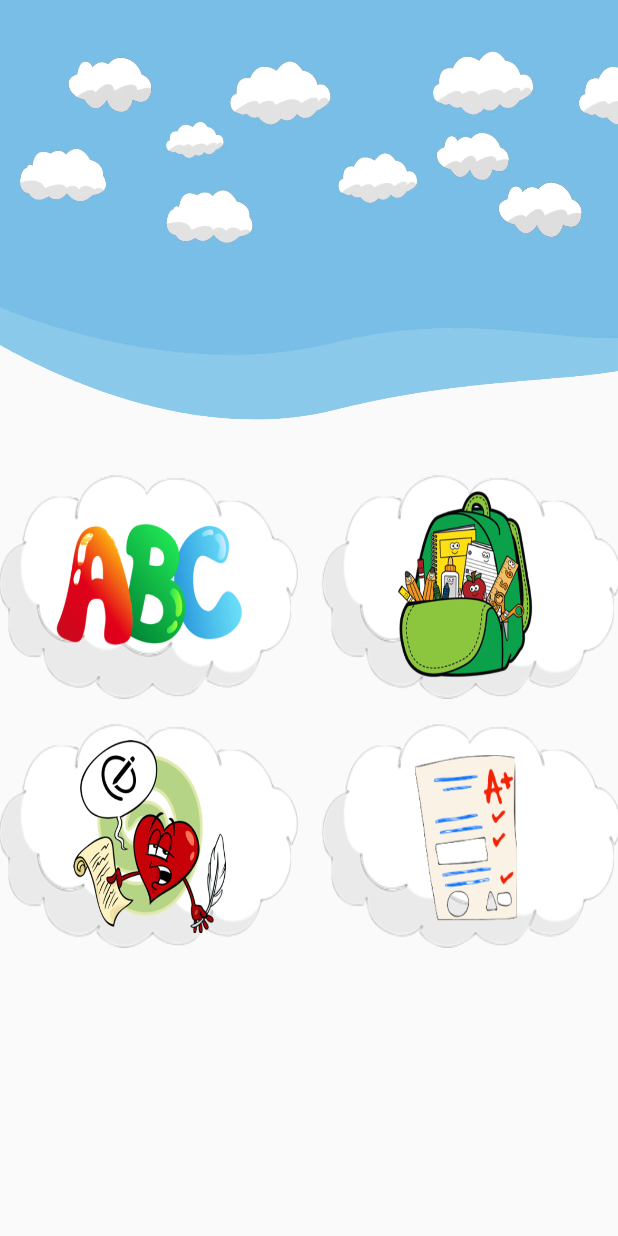
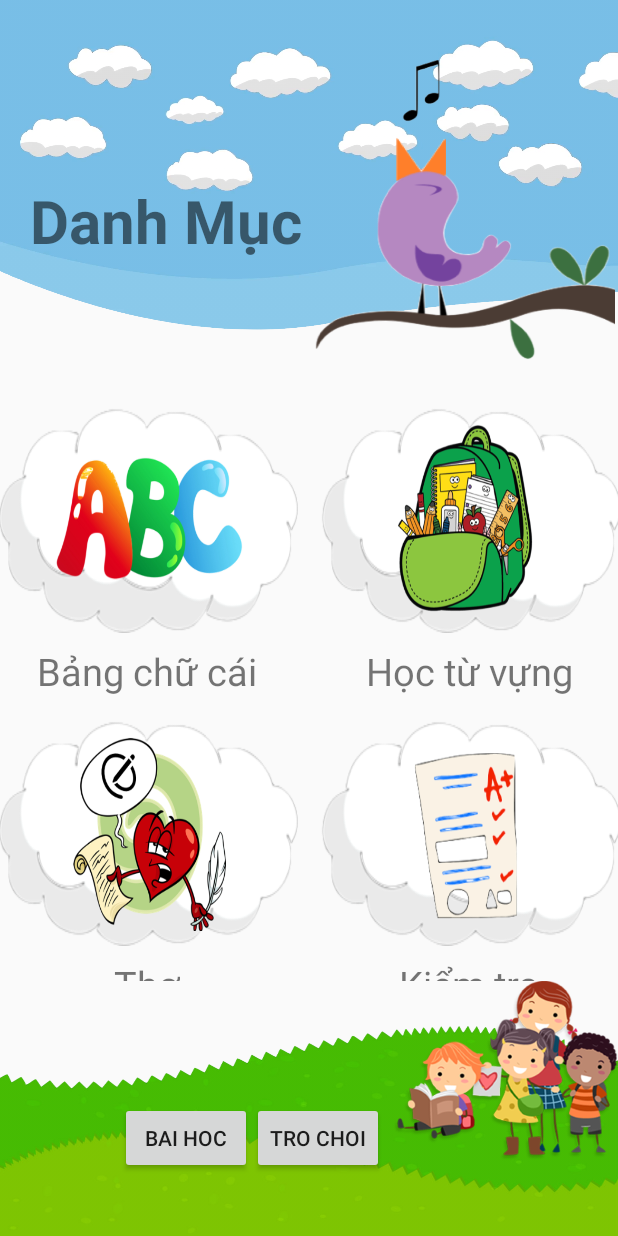
Before and after one commit to hhoang168/MTiengViet1-PRM-Project, an Android app: the screen it shows after launch (MainActivity), on a phone screen of 412 x 824 dp. Run offline under Robolectric (Android 15) with nearby library versions, the phone set to English and light mode, and no system bars.

Commit message:
Fix home screen

```diff
--- a/app/src/main/res/layout/activity_main.xml
+++ b/app/src/main/res/layout/activity_main.xml
@@ -5,6 +5,58 @@
     android:layout_width="match_parent"
     android:layout_height="match_parent"
     tools:context=".MainActivity">
+
+    <androidx.constraintlayout.widget.ConstraintLayout
+        android:id="@+id/layoutContent"
+        android:layout_width="wrap_content"
+        android:layout_height="0dp"
+        app:layout_constraintBottom_toTopOf="@+id/bottomBar"
+        app:layout_constraintStart_toStartOf="parent"
+        app:layout_constraintTop_toTopOf="parent">
+
+        <TextView
+            android:id="@+id/lblChucai"
+            android:layout_width="wrap_content"
+            android:layout_height="wrap_content"
+            android:layout_marginTop="8dp"
+            android:text="Bảng chữ cái"
+            android:textSize="25sp"
+            app:layout_constraintEnd_toEndOf="@+id/imgChucai"
+            app:layout_constraintStart_toStartOf="@+id/imgChucai"
+            app:layout_constraintTop_toBottomOf="@+id/imgChucai" />
+
+        <TextView
+            android:id="@+id/lblTuvung"
+            android:layout_width="wrap_content"
+            android:layout_height="wrap_content"
+            android:layout_marginTop="8dp"
+            android:text="Học từ vựng"
+            android:textSize="25sp"
+            app:layout_constraintEnd_toEndOf="parent"
+            app:layout_constraintStart_toStartOf="@+id/imgTuvung"
+            app:layout_constraintTop_toBottomOf="@+id/imgTuvung" />
+
+        <TextView
+            android:id="@+id/lblTho"
+            android:layout_width="wrap_content"
+            android:layout_height="wrap_content"
+            android:layout_marginTop="8dp"
+            android:text="Thơ"
+            android:textSize="25sp"
+            app:layout_constraintEnd_toEndOf="@+id/imgTho"
+            app:layout_constraintStart_toStartOf="@+id/imgTho"
+            app:layout_constraintTop_toBottomOf="@+id/imgTho" />
+
+        <TextView
+            android:id="@+id/lblKiemtra"
+            android:layout_width="wrap_content"
+            android:layout_height="wrap_content"
+            android:layout_marginTop="8dp"
+            android:text="Kiểm tra"
+            android:textSize="25sp"
+            app:layout_constraintEnd_toEndOf="parent"
+            app:layout_constraintStart_toStartOf="@+id/imgKiemtra"
+            app:layout_constraintTop_toBottomOf="@+id/imgKiemtra" />
 
         <ImageView
             android:id="@+id/imgKiemtra"
@@ -15,7 +67,7 @@
             app:layout_constraintEnd_toEndOf="parent"
             app:layout_constraintHorizontal_bias="0.5"
             app:layout_constraintStart_toEndOf="@+id/imgTho"
-        app:layout_constraintTop_toBottomOf="@+id/imgTuvung"
+            app:layout_constraintTop_toBottomOf="@+id/lblTuvung"
             app:srcCompat="@drawable/btn_kiemtra" />
 
         <ImageView
@@ -28,19 +80,19 @@
             app:layout_constraintEnd_toStartOf="@+id/imgKiemtra"
             app:layout_constraintHorizontal_bias="0.5"
             app:layout_constraintStart_toStartOf="parent"
-        app:layout_constraintTop_toBottomOf="@+id/imgChucai"
+            app:layout_constraintTop_toBottomOf="@+id/lblChucai"
             app:srcCompat="@drawable/btn_tho" />
 
         <ImageView
             android:id="@+id/imgChucai"
             android:layout_width="200dp"
             android:layout_height="150dp"
-        android:layout_marginTop="16dp"
+            android:layout_marginTop="32dp"
             android:scaleType="fitXY"
             app:layout_constraintEnd_toStartOf="@+id/imgTuvung"
             app:layout_constraintHorizontal_bias="0.5"
             app:layout_constraintStart_toStartOf="parent"
-        app:layout_constraintTop_toBottomOf="@+id/imageView"
+            app:layout_constraintTop_toBottomOf="@+id/frameHead"
             app:srcCompat="@drawable/btn_chucai" />
 
         <ImageView
@@ -48,22 +100,98 @@
             android:layout_width="200dp"
             android:layout_height="150dp"
             android:layout_marginStart="16dp"
-        android:layout_marginTop="16dp"
+            android:layout_marginTop="32dp"
             android:scaleType="fitXY"
             app:layout_constraintEnd_toEndOf="parent"
             app:layout_constraintHorizontal_bias="0.5"
             app:layout_constraintStart_toEndOf="@+id/imgChucai"
-        app:layout_constraintTop_toBottomOf="@+id/imageView"
+            app:layout_constraintTop_toBottomOf="@+id/frameHead"
             app:srcCompat="@drawable/btn_tuvung" />
 
+
+        <FrameLayout
+            android:id="@+id/frameHead"
+            android:layout_width="match_parent"
+            android:layout_height="wrap_content"
+            app:layout_constraintStart_toStartOf="parent"
+            app:layout_constraintTop_toTopOf="parent">
+
             <ImageView
-        android:id="@+id/imageView"
+                android:id="@+id/imgSky"
                 android:layout_width="wrap_content"
-        android:layout_height="300dp"
+                android:layout_height="220dp"
                 android:scaleType="fitXY"
-        app:layout_constraintEnd_toEndOf="parent"
-        app:layout_constraintStart_toStartOf="parent"
-        app:layout_constraintTop_toTopOf="parent"
-        app:srcCompat="@drawable/head" />
+                app:srcCompat="@drawable/cloud" />
+
+            <ImageView
+                android:layout_width="200dp"
+                android:layout_height="200dp"
+                android:layout_gravity="bottom"
+                android:layout_marginLeft="210dp"
+                android:layout_marginTop="40dp"
+                android:scaleType="fitXY"
+                app:srcCompat="@drawable/bird" />
+
+            <TextView
+                android:layout_width="wrap_content"
+                android:layout_height="wrap_content"
+                android:layout_marginLeft="20dp"
+                android:layout_marginTop="120dp"
+                android:text="Danh Mục"
+                android:textSize="40sp"
+                android:textStyle="bold" />
+        </FrameLayout>
 
     </androidx.constraintlayout.widget.ConstraintLayout>
+
+    <androidx.constraintlayout.widget.ConstraintLayout
+        android:id="@+id/bottomBar"
+        android:layout_width="match_parent"
+        android:layout_height="wrap_content"
+        app:layout_constraintBottom_toBottomOf="parent"
+        app:layout_constraintEnd_toEndOf="parent"
+        app:layout_constraintStart_toStartOf="parent">
+
+        <FrameLayout
+            android:id="@+id/frameBottom"
+            android:layout_width="match_parent"
+            android:layout_height="wrap_content"
+            app:layout_constraintStart_toStartOf="parent"
+            app:layout_constraintTop_toTopOf="parent">
+
+            <ImageView
+                android:id="@+id/imgGrass"
+                android:layout_width="match_parent"
+                android:layout_height="140dp"
+                android:layout_gravity="bottom"
+                android:scaleType="fitXY"
+                app:srcCompat="@drawable/grass" />
+
+            <ImageView
+                android:layout_width="150dp"
+                android:layout_height="120dp"
+                android:layout_gravity="right|top"
+                android:layout_marginBottom="50dp"
+                android:scaleType="fitXY"
+                app:srcCompat="@drawable/kids" />
+
+            <LinearLayout
+                android:layout_marginLeft="80dp"
+                android:layout_marginTop="20dp"
+                android:layout_gravity="center_vertical"
+                android:layout_width="wrap_content"
+                android:layout_height="wrap_content"
+                android:orientation="horizontal">
+                <Button
+                    android:layout_width="wrap_content"
+                    android:layout_height="wrap_content"
+                    android:text="Bai hoc"/>
+                <Button
+                    android:layout_width="wrap_content"
+                    android:layout_height="wrap_content"
+                    android:text="Tro choi"/>
+            </LinearLayout>
+        </FrameLayout>
+</androidx.constraintlayout.widget.ConstraintLayout>
+
+</androidx.constraintlayout.widget.ConstraintLayout>
```
Also changed, not shown: app/src/main/res/drawable/cloud.png (added), app/src/main/res/drawable/footer.png (deleted), app/src/main/res/drawable/grass.png (added), app/src/main/res/drawable/head.png (deleted). Lines whose indentation alone changed are shown as unchanged.
